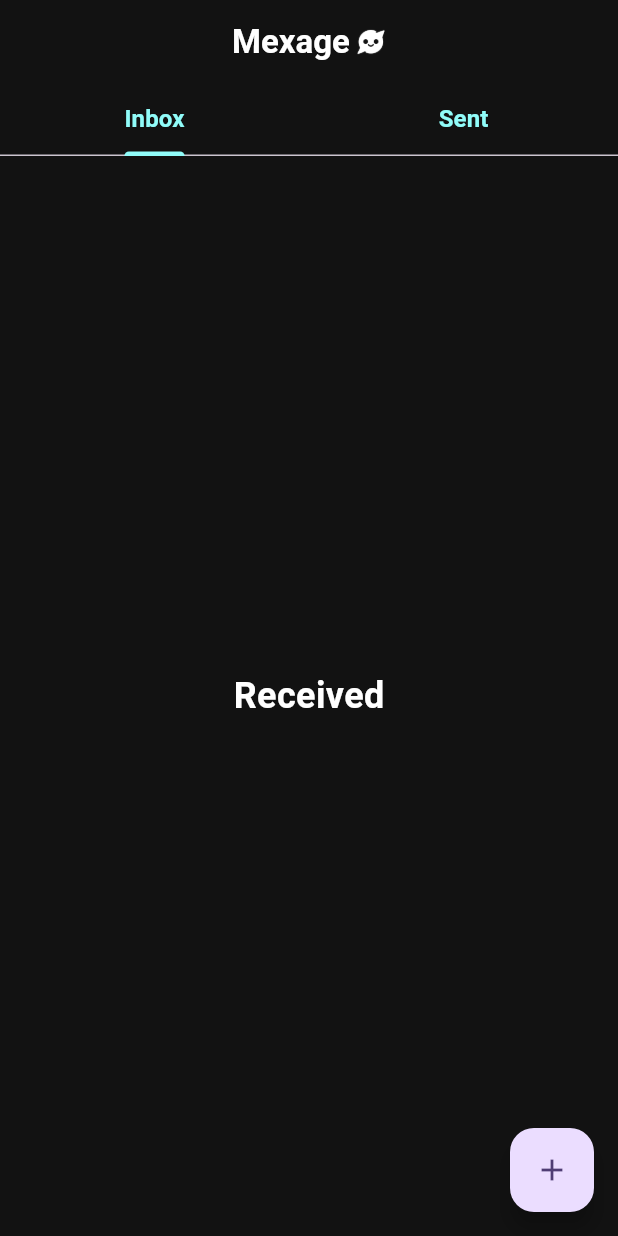
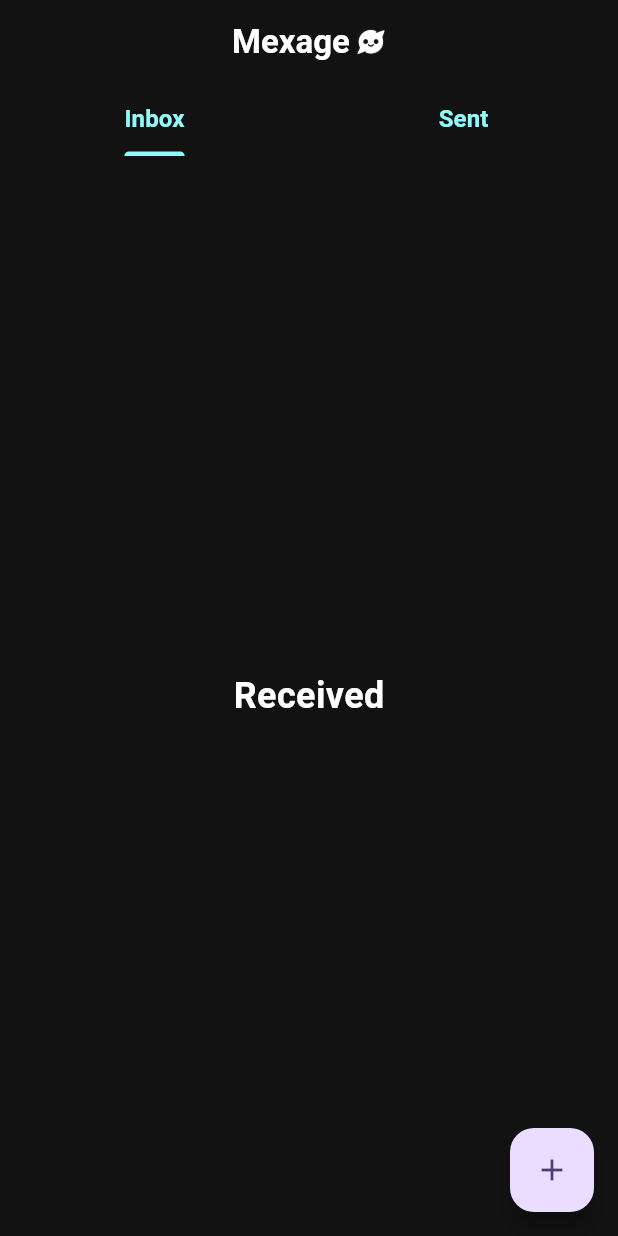
Before and after one commit to AndreaDeBlasio95/mexage, a Flutter app: the screen it shows after launch, on a phone screen of 412 x 824 dp. Run offline on Flutter 3.47's test engine with Material 3 defaults, Android fonts, the phone set to English and light mode, and no system bars.

Commit message:
working on home screen design

```diff
--- a/lib/views/home_view.dart
+++ b/lib/views/home_view.dart
@@ -55,15 +55,15 @@ class _HomeViewState extends State<HomeView> {
                   'Mexage',
                   style: themeProvider.tTextAppBar,
                 ),
-                SizedBox(width: 4),
-                themeColorSelected == 1 ? Container(
+                const SizedBox(width: 4),
+                themeColorSelected == 1 ? SizedBox(
                   height: 20,
                   width: 20,
                   child: Image.asset(
                     'images/icon-mexage-white.png',
                     fit: BoxFit.fitHeight,
                   ),
-                ) : Container(
+                ) : SizedBox(
                   height: 20,
                   width: 20,
                   child: Image.asset(
@@ -75,6 +75,7 @@ class _HomeViewState extends State<HomeView> {
               ],
             ),
             bottom: TabBar(
+              dividerColor: Colors.transparent,
               indicatorColor: themeProvider.cTextTabBar,
               tabs: [
                 Tab(
```
